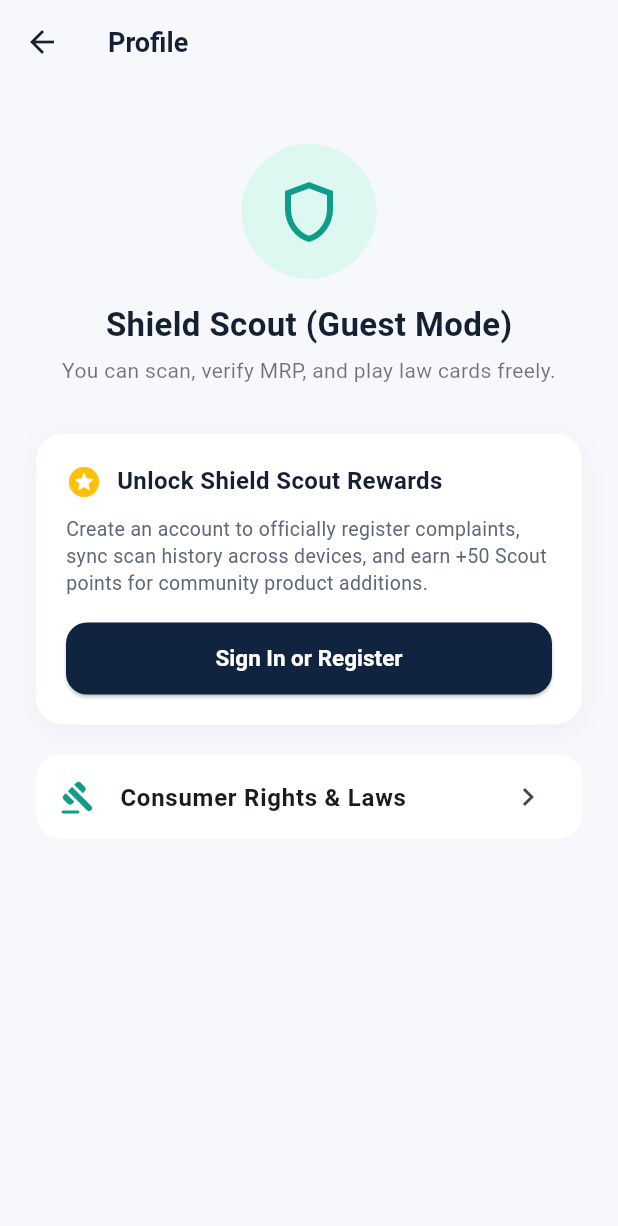
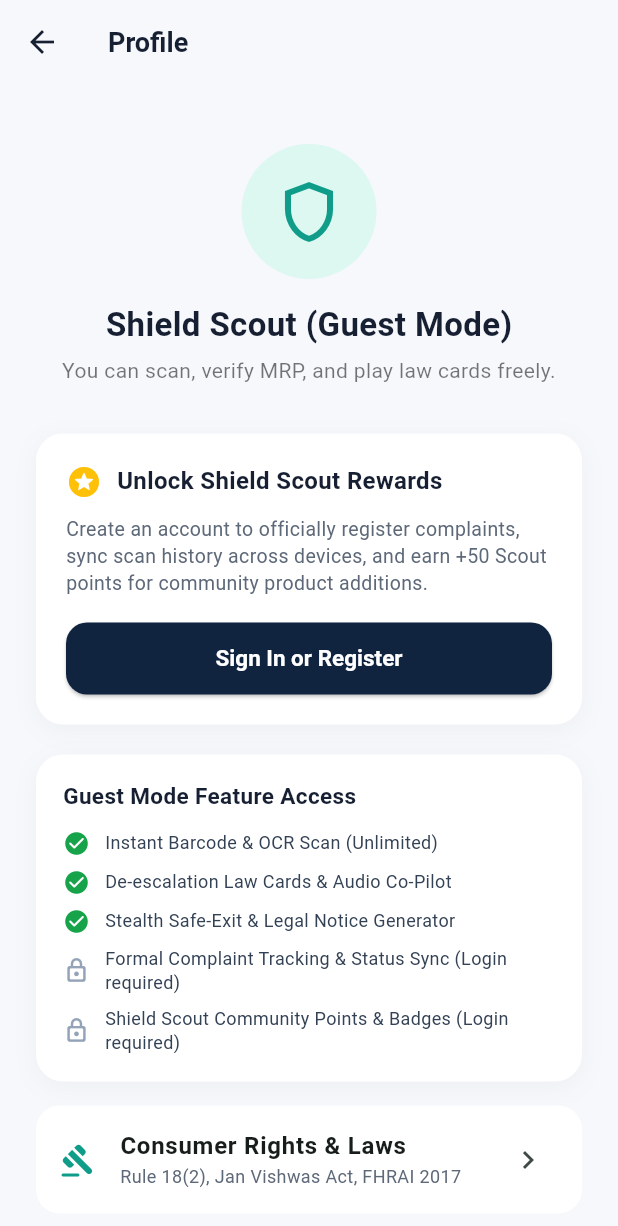
Before and after one commit to manishsukariya/PriceShield, a Flutter app: the ProfileScreen screen opened directly, on a phone screen of 412 x 824 dp. Shown: the top 1226 px of the screen. Run offline on Flutter 3.47's test engine with Material 3 defaults, Android fonts, the phone set to English and light mode, and no system bars; our stand-ins replace firebase_auth, firebase_core, flutter_tts, geocoding, geolocator, google_fonts and 2 more; missing offline and left inert: google_mlkit_text_recognition, mobile_scanner; accounts and stored records are empty; network calls fail.

Commit message:
feat: guest mode profile experience with feature breakdown and helpline shortcuts

```diff
--- a/lib/features/profile/presentation/screens/profile_screen.dart
+++ b/lib/features/profile/presentation/screens/profile_screen.dart
@@ -6,6 +6,7 @@ import 'package:priceshield/core/services/auth_session.dart';
 import 'package:priceshield/core/services/cloudinary_upload_service.dart';
 import 'package:priceshield/core/services/priceshield_api_client.dart';
 import 'package:priceshield/features/complaints/presentation/screens/complaints_screen.dart';
+import 'package:priceshield/features/deescalation/services/helpline_service.dart';
 import 'package:priceshield/features/profile/presentation/screens/edit_profile_screen.dart';
 import 'package:priceshield/core/theme/app_theme.dart';
 import 'package:priceshield/core/widgets/app_ui.dart';
@@ -132,13 +133,47 @@ class _ProfileScreenState extends State<ProfileScreen> {
               ),
             ),
             const SizedBox(height: 20),
+            AppCard(
+              padding: const EdgeInsets.all(18),
+              child: Column(
+                crossAxisAlignment: CrossAxisAlignment.start,
+                children: [
+                  const Text(
+                    'Guest Mode Feature Access',
+                    style: TextStyle(fontWeight: FontWeight.bold, fontSize: 15),
+                  ),
+                  const SizedBox(height: 12),
+                  _featureRow(Icons.check_circle_rounded, const Color(0xff16A34A), 'Instant Barcode & OCR Scan (Unlimited)'),
+                  const SizedBox(height: 8),
+                  _featureRow(Icons.check_circle_rounded, const Color(0xff16A34A), 'De-escalation Law Cards & Audio Co-Pilot'),
+                  const SizedBox(height: 8),
+                  _featureRow(Icons.check_circle_rounded, const Color(0xff16A34A), 'Stealth Safe-Exit & Legal Notice Generator'),
+                  const SizedBox(height: 8),
+                  _featureRow(Icons.lock_outline_rounded, const Color(0xff94A3B8), 'Formal Complaint Tracking & Status Sync (Login required)'),
+                  const SizedBox(height: 8),
+                  _featureRow(Icons.lock_outline_rounded, const Color(0xff94A3B8), 'Shield Scout Community Points & Badges (Login required)'),
+                ],
+              ),
+            ),
+            const SizedBox(height: 16),
             ListTile(
               tileColor: Colors.white,
               shape: RoundedRectangleBorder(borderRadius: BorderRadius.circular(16)),
               leading: const Icon(Icons.gavel_rounded, color: PriceShieldColors.primary),
               title: const Text('Consumer Rights & Laws', style: TextStyle(fontWeight: FontWeight.w600)),
+              subtitle: const Text('Rule 18(2), Jan Vishwas Act, FHRAI 2017', style: TextStyle(fontSize: 12, color: PriceShieldColors.muted)),
               trailing: const Icon(Icons.chevron_right),
               onTap: () => Navigator.pushNamed(context, '/deescalation'),
+            ),
+            const SizedBox(height: 10),
+            ListTile(
+              tileColor: Colors.white,
+              shape: RoundedRectangleBorder(borderRadius: BorderRadius.circular(16)),
+              leading: const Icon(Icons.phone_in_talk_rounded, color: Color(0xff0284C7)),
+              title: const Text('National Consumer Helpline', style: TextStyle(fontWeight: FontWeight.w600)),
+              subtitle: const Text('Toll-Free 1915 (Govt of India)', style: TextStyle(fontSize: 12, color: PriceShieldColors.muted)),
+              trailing: const Icon(Icons.chevron_right),
+              onTap: () => HelplineService.callTollFreeHelpline(),
             ),
           ],
         ),
@@ -165,5 +200,20 @@ class _ProfileScreenState extends State<ProfileScreen> {
     );
   }
 
+  Widget _featureRow(IconData icon, Color color, String text) {
+    return Row(
+      children: [
+        Icon(icon, size: 18, color: color),
+        const SizedBox(width: 10),
+        Expanded(
+          child: Text(
+            text,
+            style: const TextStyle(fontSize: 12, color: Color(0xff334155), height: 1.3),
+          ),
+        ),
+      ],
+    );
+  }
+
   Widget _stat(String label, int value) => Column(children: [Text('$value', style: const TextStyle(fontSize: 23, fontWeight: FontWeight.bold, color: PriceShieldColors.primary)), const SizedBox(height: 4), Text(label, style: const TextStyle(color: PriceShieldColors.muted))]);
 }
```
Also changed, not shown: 2 other files.
